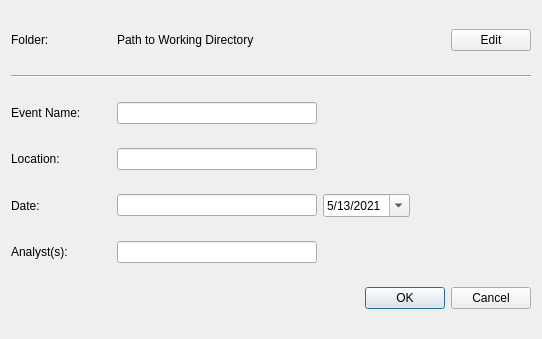
This is editFlyin.ui in gill14/AccuPatt as Qt 5 draws it before an edit. The edited form follows.
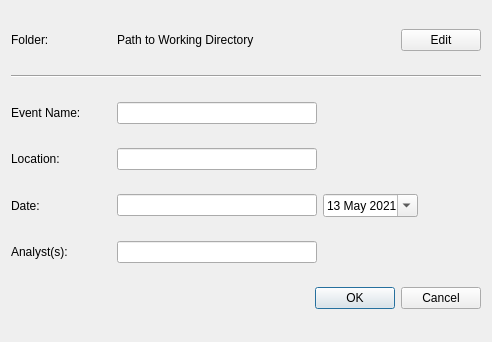
This is the edited form. Icons and pictures are not drawn.

Commit message: Add validation error popup handlers to spec/ser ui

What changed in the file:
```diff
--- a/editFlyin.ui
+++ b/editFlyin.ui
@@ -6,8 +6,8 @@
    <rect>
     <x>0</x>
     <y>0</y>
-    <width>542</width>
-    <height>339</height>
+    <width>492</width>
+    <height>342</height>
    </rect>
   </property>
   <property name="windowTitle">
@@ -219,7 +219,7 @@
      <item>
       <widget class="QDateEdit" name="dateEdit">
        <property name="displayFormat">
-        <string>M/d/yyyy</string>
+        <string>d MMM yyyy</string>
        </property>
        <property name="calendarPopup">
         <bool>true</bool>
```
The commit also changes 4 other files.
